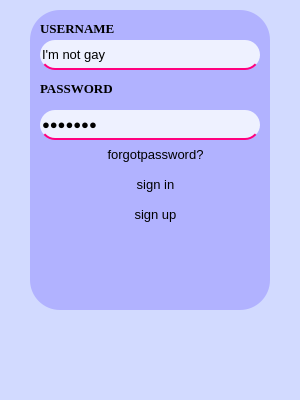
Old version of the form B4/login.ui in the repository chanphong260913-gif/PTA39.
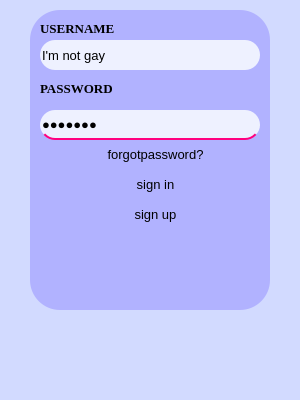
New version of the form.

Diff of the .ui file:
```diff
--- a/B4/login.ui
+++ b/B4/login.ui
@@ -134,7 +134,7 @@
      <property name="styleSheet">
       <string notr="true">background:#EEF1FF;
 border-radius: 15px;
-border-bottom: 2px solid rgb(255, 0, 127);
+
 </string>
      </property>
      <property name="text">
```
